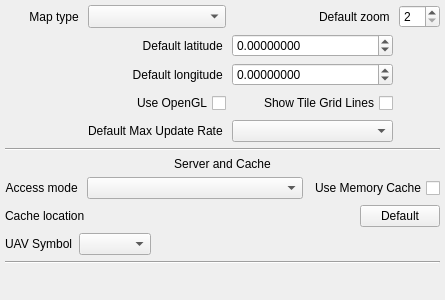
Above: ground/openpilotgcs/src/plugins/opmap/opmapgadgetoptionspage.ui from openpilot/OpenPilot before the change. Below: the same form after it.
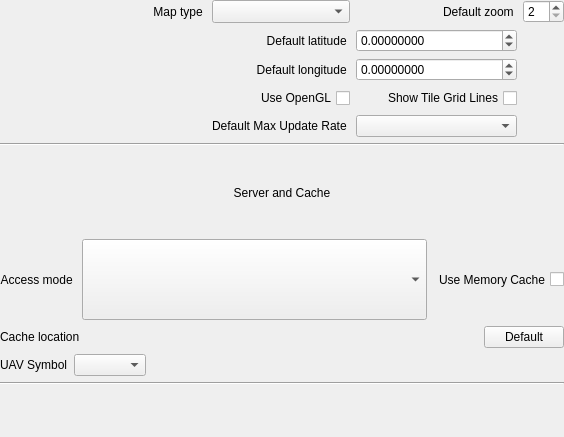
That is the form after the change. Custom widgets are drawn as their Qt base class.

Commit message: added scroll areas to all the preference settings screens

What changed in the file:
```diff
--- a/ground/openpilotgcs/src/plugins/opmap/opmapgadgetoptionspage.ui
+++ b/ground/openpilotgcs/src/plugins/opmap/opmapgadgetoptionspage.ui
@@ -6,8 +6,8 @@
    <rect>
     <x>0</x>
     <y>0</y>
-    <width>445</width>
-    <height>300</height>
+    <width>564</width>
+    <height>437</height>
    </rect>
   </property>
   <property name="sizePolicy">
@@ -25,11 +25,220 @@
   <property name="windowTitle">
    <string>Form</string>
   </property>
-  <layout class="QGridLayout" name="gridLayout">
+  <layout class="QVBoxLayout" name="verticalLayout">
    <property name="margin">
-    <number>5</number>
+    <number>0</number>
    </property>
-   <item row="1" column="0">
+   <item>
+    <widget class="QScrollArea" name="scrollArea">
+     <property name="frameShape">
+      <enum>QFrame::NoFrame</enum>
+     </property>
+     <property name="frameShadow">
+      <enum>QFrame::Plain</enum>
+     </property>
+     <property name="widgetResizable">
+      <bool>true</bool>
+     </property>
+     <widget class="QWidget" name="scrollAreaWidgetContents">
+      <property name="geometry">
+       <rect>
+        <x>0</x>
+        <y>0</y>
+        <width>564</width>
+        <height>437</height>
+       </rect>
+      </property>
+      <layout class="QGridLayout" name="gridLayout">
+       <property name="leftMargin">
+        <number>0</number>
+       </property>
+       <property name="topMargin">
+        <number>0</number>
+       </property>
+       <property name="rightMargin">
+        <number>0</number>
+       </property>
+       <property name="bottomMargin">
+        <number>12</number>
+       </property>
+       <item row="6" column="0" colspan="2">
+        <layout class="QHBoxLayout" name="horizontalLayout_2">
+         <item>
+          <widget class="QLabel" name="label_8">
+           <property name="sizePolicy">
+            <sizepolicy hsizetype="Maximum" vsizetype="Preferred">
+             <horstretch>0</horstretch>
+             <verstretch>0</verstretch>
+            </sizepolicy>
+           </property>
+           <property name="text">
+            <string>UAV Symbol</string>
+           </property>
+          </widget>
+         </item>
+         <item>
+          <widget class="QComboBox" name="uavSymbolComboBox">
+           <property name="sizePolicy">
+            <sizepolicy hsizetype="Maximum" vsizetype="Fixed">
+             <horstretch>0</horstretch>
+             <verstretch>0</verstretch>
+            </sizepolicy>
+           </property>
+          </widget>
+         </item>
+         <item>
+          <spacer name="horizontalSpacer">
+           <property name="orientation">
+            <enum>Qt::Horizontal</enum>
+           </property>
+           <property name="sizeHint" stdset="0">
+            <size>
+             <width>40</width>
+             <height>20</height>
+            </size>
+           </property>
+          </spacer>
+         </item>
+        </layout>
+       </item>
+       <item row="1" column="0" colspan="2">
+        <widget class="Line" name="line">
+         <property name="orientation">
+          <enum>Qt::Horizontal</enum>
+         </property>
+        </widget>
+       </item>
+       <item row="5" column="0" colspan="2">
+        <layout class="QHBoxLayout" name="horizontalLayout_3">
+         <item>
+          <widget class="QLabel" name="label_5">
+           <property name="sizePolicy">
+            <sizepolicy hsizetype="Minimum" vsizetype="Preferred">
+             <horstretch>0</horstretch>
+             <verstretch>0</verstretch>
+            </sizepolicy>
+           </property>
+           <property name="text">
+            <string>Cache location </string>
+           </property>
+          </widget>
+         </item>
+         <item>
+          <widget class="Utils::PathChooser" name="lineEditCacheLocation" native="true">
+           <property name="sizePolicy">
+            <sizepolicy hsizetype="MinimumExpanding" vsizetype="Preferred">
+             <horstretch>0</horstretch>
+             <verstretch>0</verstretch>
+            </sizepolicy>
+           </property>
+          </widget>
+         </item>
+         <item>
+          <widget class="QPushButton" name="pushButtonCacheDefaults">
+           <property name="sizePolicy">
+            <sizepolicy hsizetype="Fixed" vsizetype="Fixed">
+             <horstretch>0</horstretch>
+             <verstretch>0</verstretch>
+            </sizepolicy>
+           </property>
+           <property name="minimumSize">
+            <size>
+             <width>0</width>
+             <height>0</height>
+            </size>
+           </property>
+           <property name="cursor">
+            <cursorShape>OpenHandCursor</cursorShape>
+           </property>
+           <property name="toolTip">
+            <string>Restore default server and cache settings</string>
+           </property>
+           <property name="text">
+            <string> Default </string>
+           </property>
+           <property name="checkable">
+            <bool>false</bool>
+           </property>
+           <property name="checked">
+            <bool>false</bool>
+           </property>
+           <property name="flat">
+            <bool>false</bool>
+           </property>
+          </widget>
+         </item>
+        </layout>
+       </item>
+       <item row="7" column="0" colspan="2">
+        <widget class="Line" name="line_2">
+         <property name="orientation">
+          <enum>Qt::Horizontal</enum>
+         </property>
+        </widget>
+       </item>
+       <item row="4" column="0" colspan="2">
+        <layout class="QHBoxLayout" name="horizontalLayout">
+         <item>
+          <widget class="QLabel" name="label_6">
+           <property name="text">
+            <string>Access mode </string>
+           </property>
+           <property name="alignment">
+            <set>Qt::AlignRight|Qt::AlignTrailing|Qt::AlignVCenter</set>
+           </property>
+          </widget>
+         </item>
+         <item>
+          <widget class="QComboBox" name="accessModeComboBox">
+           <property name="sizePolicy">
+            <sizepolicy hsizetype="MinimumExpanding" vsizetype="Preferred">
+             <horstretch>0</horstretch>
+             <verstretch>0</verstretch>
+            </sizepolicy>
+           </property>
+           <property name="minimumSize">
+            <size>
+             <width>160</width>
+             <height>0</height>
+            </size>
+           </property>
+           <property name="cursor">
+            <cursorShape>OpenHandCursor</cursorShape>
+           </property>
+           <property name="frame">
+            <bool>true</bool>
+           </property>
+          </widget>
+         </item>
+         <item>
+          <widget class="QCheckBox" name="checkBoxUseMemoryCache">
+           <property name="enabled">
+            <bool>true</bool>
+           </property>
+           <property name="sizePolicy">
+            <sizepolicy hsizetype="Minimum" vsizetype="Preferred">
+             <horstretch>0</horstretch>
+             <verstretch>0</verstretch>
+            </sizepolicy>
+           </property>
+           <property name="minimumSize">
+            <size>
+             <width>0</width>
+             <height>0</height>
+            </size>
+           </property>
+           <property name="layoutDirection">
+            <enum>Qt::RightToLeft</enum>
+           </property>
+           <property name="text">
+            <string>Use Memory Cache</string>
+           </property>
+          </widget>
+         </item>
+        </layout>
+       </item>
+       <item row="0" column="0" colspan="2">
     <layout class="QGridLayout" name="gridLayout_3" rowstretch="0,0,0,0,0,0" rowminimumheight="22,22,22,0,22,0">
      <item row="2" column="0">
       <spacer name="horizontalSpacer_4">
@@ -269,6 +478,9 @@
      <property name="orientation">
       <enum>Qt::Vertical</enum>
      </property>
+         <property name="sizeType">
+          <enum>QSizePolicy::Preferred</enum>
+         </property>
      <property name="sizeHint" stdset="0">
       <size>
        <width>20</width>
@@ -277,14 +489,7 @@
      </property>
     </spacer>
    </item>
-   <item row="2" column="0">
-    <widget class="Line" name="line">
-     <property name="orientation">
-      <enum>Qt::Horizontal</enum>
-     </property>
-    </widget>
-   </item>
-   <item row="3" column="0">
+       <item row="2" column="0" colspan="2">
     <widget class="QLabel" name="label_7">
      <property name="text">
       <string>Server and Cache</string>
@@ -294,174 +499,17 @@
      </property>
     </widget>
    </item>
-   <item row="7" column="0">
-    <widget class="Line" name="line_2">
-     <property name="orientation">
-      <enum>Qt::Horizontal</enum>
-     </property>
-    </widget>
-   </item>
-   <item row="4" column="0">
-    <layout class="QHBoxLayout" name="horizontalLayout">
-     <item>
-      <widget class="QLabel" name="label_6">
-       <property name="text">
-        <string>Access mode </string>
-       </property>
-       <property name="alignment">
-        <set>Qt::AlignRight|Qt::AlignTrailing|Qt::AlignVCenter</set>
-       </property>
-      </widget>
-     </item>
-     <item>
-      <widget class="QComboBox" name="accessModeComboBox">
-       <property name="sizePolicy">
-        <sizepolicy hsizetype="MinimumExpanding" vsizetype="Preferred">
-         <horstretch>0</horstretch>
-         <verstretch>0</verstretch>
-        </sizepolicy>
-       </property>
-       <property name="minimumSize">
-        <size>
-         <width>160</width>
-         <height>0</height>
-        </size>
-       </property>
-       <property name="cursor">
-        <cursorShape>OpenHandCursor</cursorShape>
-       </property>
-       <property name="frame">
-        <bool>true</bool>
-       </property>
-      </widget>
-     </item>
-     <item>
-      <widget class="QCheckBox" name="checkBoxUseMemoryCache">
-       <property name="enabled">
-        <bool>true</bool>
-       </property>
-       <property name="sizePolicy">
-        <sizepolicy hsizetype="Minimum" vsizetype="Preferred">
-         <horstretch>0</horstretch>
-         <verstretch>0</verstretch>
-        </sizepolicy>
-       </property>
-       <property name="minimumSize">
-        <size>
-         <width>0</width>
-         <height>0</height>
-        </size>
-       </property>
-       <property name="layoutDirection">
-        <enum>Qt::RightToLeft</enum>
-       </property>
-       <property name="text">
-        <string>Use Memory Cache</string>
-       </property>
-      </widget>
-     </item>
-    </layout>
-   </item>
-   <item row="5" column="0">
-    <layout class="QHBoxLayout" name="horizontalLayout_3">
-     <item>
-      <widget class="QLabel" name="label_5">
-       <property name="sizePolicy">
-        <sizepolicy hsizetype="Minimum" vsizetype="Preferred">
-         <horstretch>0</horstretch>
-         <verstretch>0</verstretch>
-        </sizepolicy>
-       </property>
-       <property name="text">
-        <string>Cache location </string>
-       </property>
-      </widget>
-     </item>
-     <item>
-      <widget class="Utils::PathChooser" name="lineEditCacheLocation" native="true">
-       <property name="sizePolicy">
-        <sizepolicy hsizetype="MinimumExpanding" vsizetype="Preferred">
-         <horstretch>0</horstretch>
-         <verstretch>0</verstretch>
-        </sizepolicy>
-       </property>
-      </widget>
-     </item>
-     <item>
-      <widget class="QPushButton" name="pushButtonCacheDefaults">
-       <property name="sizePolicy">
-        <sizepolicy hsizetype="Preferred" vsizetype="Preferred">
-         <horstretch>0</horstretch>
-         <verstretch>0</verstretch>
-        </sizepolicy>
-       </property>
-       <property name="minimumSize">
-        <size>
-         <width>0</width>
-         <height>0</height>
-        </size>
-       </property>
-       <property name="cursor">
-        <cursorShape>OpenHandCursor</cursorShape>
-       </property>
-       <property name="toolTip">
-        <string>Restore default server and cache settings</string>
-       </property>
-       <property name="text">
-        <string> Default </string>
-       </property>
-       <property name="checkable">
-        <bool>false</bool>
-       </property>
-       <property name="checked">
-        <bool>false</bool>
-       </property>
-       <property name="flat">
-        <bool>false</bool>
-       </property>
-      </widget>
-     </item>
-    </layout>
-   </item>
-   <item row="6" column="0">
-    <layout class="QHBoxLayout" name="horizontalLayout_2">
-     <item>
-      <widget class="QLabel" name="label_8">
-       <property name="sizePolicy">
-        <sizepolicy hsizetype="Maximum" vsizetype="Preferred">
-         <horstretch>0</horstretch>
-         <verstretch>0</verstretch>
-        </sizepolicy>
-       </property>
-       <property name="text">
-        <string>UAV Symbol</string>
-       </property>
-      </widget>
-     </item>
-     <item>
-      <widget class="QComboBox" name="uavSymbolComboBox">
-       <property name="sizePolicy">
-        <sizepolicy hsizetype="Maximum" vsizetype="Fixed">
-         <horstretch>0</horstretch>
-         <verstretch>0</verstretch>
-        </sizepolicy>
-       </property>
-      </widget>
-     </item>
-     <item>
-      <spacer name="horizontalSpacer">
-       <property name="orientation">
-        <enum>Qt::Horizontal</enum>
-       </property>
-       <property name="sizeHint" stdset="0">
-        <size>
-         <width>40</width>
-         <height>20</height>
-        </size>
-       </property>
-      </spacer>
-     </item>
-    </layout>
+      </layout>
+      <zorder></zorder>
+      <zorder></zorder>
+      <zorder></zorder>
+      <zorder></zorder>
+      <zorder>line_2</zorder>
+      <zorder>verticalSpacer</zorder>
+      <zorder>line</zorder>
+      <zorder>label_7</zorder>
+     </widget>
+    </widget>
    </item>
   </layout>
  </widget>
```
Lines whose indentation alone changed are shown as unchanged. The commit also changes 13 other files.
